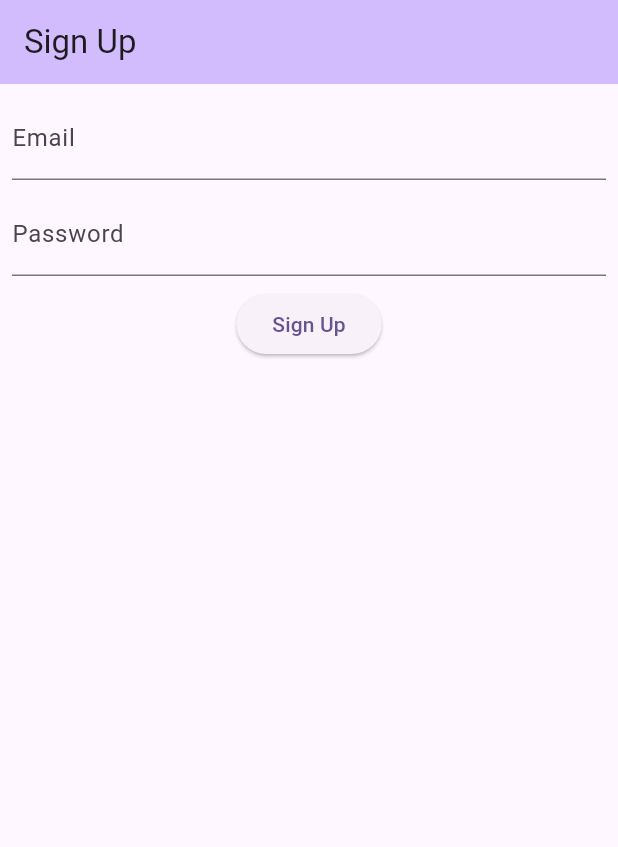
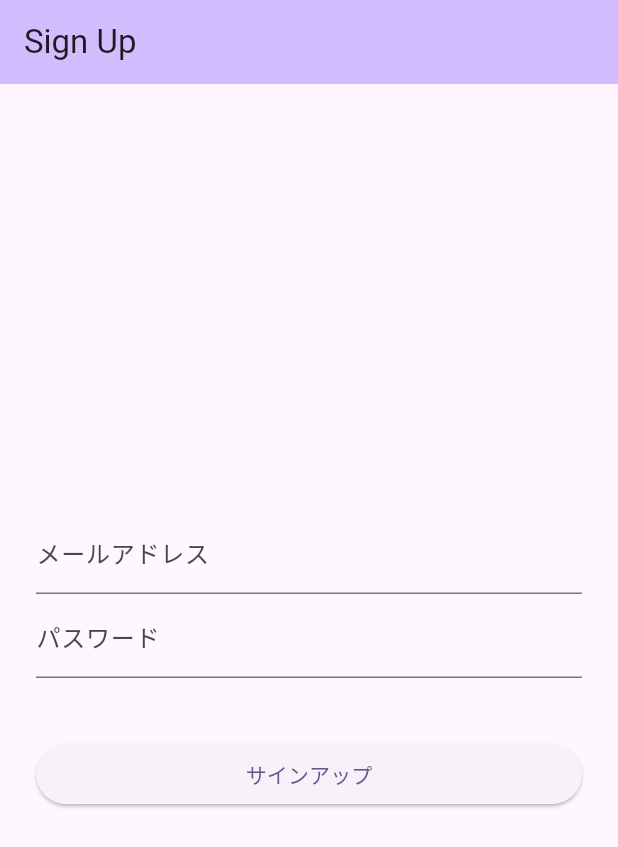
Before and after one commit to HamadaStudy/EZVocab, a Flutter app: the SignUpPage screen opened by its route, on a phone screen of 412 x 824 dp. Shown: the top 847 px of the screen. Run offline on Flutter 3.47's test engine with Material 3 defaults, Android fonts, the light colour scheme and no system bars; our stand-ins replace firebase_auth, firebase_core, flutter_riverpod, go_router, riverpod_annotation; accounts and stored records are empty; generated files the repository leaves out were written again; statements that could not run were skipped.

Commit message:
ログイン機能・ログアウト機能の実装完了(UI, エラーハンドリング未完了)

```diff
--- /dev/null
+++ b/lib/features/auth/model/user.dart
@@ -0,0 +1,6 @@
+class User {
+  final String id;
+  final String email;
+
+  User({required this.id, required this.email});
+}
--- /dev/null
+++ b/lib/features/auth/view/sign_up_page.dart
@@ -0,0 +1,235 @@
+import 'package:flutter/material.dart';
+import 'package:flutter_riverpod/flutter_riverpod.dart';
+import '../view_model/auth_view_model.dart';
+// import '../view_model/sign_up_view_model.dart';
+
+class SignUpPage extends ConsumerStatefulWidget {
+  const SignUpPage({super.key, required this.title});
+
+  final String title;
+
+  @override
+  ConsumerState<SignUpPage> createState() => _SignUpPageState();
+}
+
+class _SignUpPageState extends ConsumerState<SignUpPage> {
+  final _emailController = TextEditingController();
+  final _passwordController = TextEditingController();
+
+  @override
+  void dispose() {
+    _emailController.dispose();
+    _passwordController.dispose();
+    super.dispose();
+  }
+
+  @override
+  Widget build(BuildContext context) {
+    final viewModel = ref.watch(authViewModelProvider.notifier);
+    final state = ref.watch(authViewModelProvider);
+    ref.listen(authViewModelProvider, (previousState, newState) {
+      if (newState.hasError) {
+        ScaffoldMessenger.of(
+          context,
+        ).showSnackBar(SnackBar(content: Text(newState.error.toString())));
+      }
+    });
+    return Scaffold(
+      appBar: AppBar(
+        backgroundColor: Theme.of(context).colorScheme.inversePrimary,
+        title: Text(widget.title),
+      ),
+      body: Center(
+        child: Container(
+          padding: EdgeInsets.all(24),
+          child: Column(
+            mainAxisAlignment: MainAxisAlignment.center,
+            children: <Widget>[
+              // メールアドレス入力
+              TextFormField(
+                controller: _emailController,
+                decoration: const InputDecoration(
+                  labelText: 'メールアドレス',
+                  // border: OutlineInputBorder(),
+                ),
+                // keyboardType: TextInputType.emailAddress,
+              ),
+              // パスワード入力
+              TextFormField(
+                controller: _passwordController,
+                decoration: const InputDecoration(
+                  labelText: 'パスワード',
+                  // border: OutlineInputBorder(),
+                ),
+                // obscureText: true,
+              ),
+              const SizedBox(height: 24),
+              Container(
+                padding: EdgeInsets.all(8),
+                // メッセージ表示
+                // child: Text(state.error.toString()),
+              ),
+              SizedBox(
+                width: double.infinity,
+                // ユーザー登録ボタン
+                child: ElevatedButton(
+                  onPressed:
+                      state
+                          .isLoading // ローディング中はボタンを無効化
+                      ? null
+                      : () {
+                          // viewModelのsignUpメソッドに値を渡す
+                          viewModel.signUp(
+                            email: _emailController.text.trim(),
+                            password: _passwordController.text.trim(),
+                          );
+                        },
+                  child: state.isLoading
+                      ? const CircularProgressIndicator(color: Colors.white)
+                      : const Text('サインアップ'),
+                ),
+              ),
+            ],
+          ),
+        ),
+      ),
+    );
+  }
+}
+
+// class SignUpPage extends StatefulWidget {
+//   final String title;
+
+//   const SignUpPage({super.key, required this.title});
+//   @override
+//   _SignUpPageState createState() => _SignUpPageState();
+// }
+
+// class _SignUpPageState extends State<SignUpPage> {
+//   // メッセージ表示用
+//   String infoText = '';
+//   // 入力したメールアドレス・パスワード
+//   String email = '';
+//   String password = '';
+//   final TextEditingController _controller = TextEditingController();
+
+//   @override
+//   Widget build(BuildContext context) {
+//     return Scaffold(
+//       appBar: AppBar(
+//         backgroundColor: Theme.of(context).colorScheme.inversePrimary,
+//         title: Text(widget.title),
+//       ),
+//       body: Center(
+//         child: Container(
+//           padding: EdgeInsets.all(24),
+//           child: Column(
+//             mainAxisAlignment: MainAxisAlignment.center,
+//             children: <Widget>[
+//               // メールアドレス入力
+//               TextFormField(
+//                 decoration: InputDecoration(labelText: 'メールアドレス'),
+//                 onChanged: (String value) {
+//                   setState(() {
+//                     email = value;
+//                   });
+//                 },
+//               ),
+//               // パスワード入力
+//               TextFormField(
+//                 decoration: InputDecoration(labelText: 'パスワード'),
+//                 obscureText: true,
+//                 onChanged: (String value) {
+//                   setState(() {
+//                     password = value;
+//                   });
+//                 },
+//               ),
+//               Container(
+//                 padding: EdgeInsets.all(8),
+//                 // メッセージ表示
+//                 child: Text(infoText),
+//               ),
+//               SizedBox(
+//                 width: double.infinity,
+//                 // ユーザー登録ボタン
+//                 child: ElevatedButton(
+//                   child: Text('登録'),
+//                   onPressed: () {
+//                     context.go('/');
+//                   },
+//                   // onPressed: () async {
+//                   //   try {
+//                   //     // メール/パスワードでユーザー登録
+//                   //     final FirebaseAuth auth = FirebaseAuth.instance;
+//                   //     await auth.createUserWithEmailAndPassword(
+//                   //       email: email,
+//                   //       password: password,
+//                   //     );
+//                   //     // ユーザー登録に成功した場合
+//                   //     // チャット画面に遷移＋ログイン画面を破棄
+//                   //     context.go('/startup');
+//                   //   } catch (e) {
+//                   //     // ユーザー登録に失敗した場合
+//                   //     setState(() {
+//                   //       infoText = "登録に失敗しました：${e.toString()}";
+//                   //     });
+//                   //   }
+//                   // },
+//                 ),
+//               ),
+//             ],
+//           ),
+//         ),
+//       ),
+//     );
+//   }
+// // }
+// return Scaffold(
+//       appBar: AppBar(
+//         title: Text(widget.title),
+//       ),
+//       body: Padding(
+//         padding: const EdgeInsets.all(16.0),
+//         child: Column(
+//           mainAxisAlignment: MainAxisAlignment.center,
+//           children: <Widget>[
+//             // ② メールアドレスの入力欄
+//             TextFormField(
+//               controller: _emailController,
+//               decoration: const InputDecoration(
+//                 labelText: 'メールアドレス',
+//                 border: OutlineInputBorder(),
+//               ),
+//               keyboardType: TextInputType.emailAddress,
+//             ),
+//             const SizedBox(height: 16),
+//             // ③ パスワードの入力欄
+//             TextFormField(
+//               controller: _passwordController,
+//               decoration: const InputDecoration(
+//                 labelText: 'パスワード',
+//                 border: OutlineInputBorder(),
+//               ),
+//               obscureText: true,
+//             ),
+//             const SizedBox(height: 24),
+//             // ④ 登録ボタン
+//             ElevatedButton(
+//               onPressed: state.isLoading // ローディング中はボタンを無効化
+//                   ? null
+//                   : () {
+//                       // viewModelのsignUpメソッドに値を渡す
+//                       viewModel.signUp(
+//                         email: _emailController.text.trim(),
+//                         password: _passwordController.text.trim(),
+//                       );
+//                     },
+//               child: state.isLoading
+//                   ? const CircularProgressIndicator(color: Colors.white)
+//                   : const Text('登録'),
+//             ),
+//           ],
+//         ),
+//       ),
+//     );
--- a/lib/ui/auth/view/signup_page.dart
+++ /dev/null
@@ -1,51 +0,0 @@
-import 'package:flutter/material.dart';
-import 'package:go_router/go_router.dart';
-
-class SignUpPage extends StatefulWidget {
-  final String title;
-
-  const SignUpPage({Key? key, required this.title}) : super(key: key);
-
-  @override
-  _SignUpPageState createState() => _SignUpPageState();
-}
-
-class _SignUpPageState extends State<SignUpPage> {
-  final TextEditingController _controller = TextEditingController();
-
-  @override
-  Widget build(BuildContext context) {
-    return Scaffold(
-      appBar: AppBar(
-        backgroundColor: Theme.of(context).colorScheme.inversePrimary,
-        title: Text(widget.title),
-      ),
-      body: Center(
-        child: Container(
-          padding: EdgeInsets.all(8),
-          child: Column(
-            children: [
-              TextField(
-                decoration: InputDecoration(labelText: "Email"),
-                onChanged: (value) {},
-              ),
-              const SizedBox(height: 8),
-              TextField(
-                decoration: InputDecoration(labelText: "Password"),
-                obscureText: true,
-                onChanged: (value) {},
-              ),
-              const SizedBox(height: 8),
-              ElevatedButton(
-                onPressed: () {
-                  context.go('/');
-                },
-                child: Text('Sign Up'),
-              ),
-            ],
-          ),
-        ),
-      ),
-    );
-  }
-}
--- a/pubspec.yaml
+++ b/pubspec.yaml
@@ -14,10 +14,15 @@ dependencies:
   firebase_auth: ^6.0.0
   firebase_core: ^4.0.0
   go_router: ^16.1.0
+  flutter_riverpod: ^2.6.1
+  riverpod_annotation: ^2.6.1
+
 
 dev_dependencies:
   flutter_test:
     sdk: flutter
+  build_runner: ^2.5.4
+  riverpod_generator: ^2.6.5
 
   flutter_lints: ^5.0.0
 
```
Also changed, not shown: lib/app/router/app_router.dart (+31 -9 lines), lib/features/auth/providers/auth_provider.dart (added, +17 -0 lines), lib/features/auth/repository/auth_repository.dart (added, +29 -0 lines), lib/features/auth/view/entry_page.dart (renamed from lib/ui/auth/view/startup_page.dart, +11 -8 lines), lib/features/auth/view/home_page.dart (added, +49 -0 lines), lib/features/auth/view/sign_in_page.dart (added, +89 -0 lines), lib/features/auth/view_model/auth_view_model.dart (added, +59 -0 lines), lib/main.dart (+11 -8 lines), lib/ui/auth/view/home_page.dart (deleted, +0 -26 lines), lib/ui/auth/view/login_page.dart (deleted, +0 -50 lines), firebase.json, lib/config/firebase_options.dart, lib/features/auth/providers/auth_provider.g.dart (added), lib/features/auth/view_model/auth_view_model.g.dart (added), 3 more files, 5 other files.
